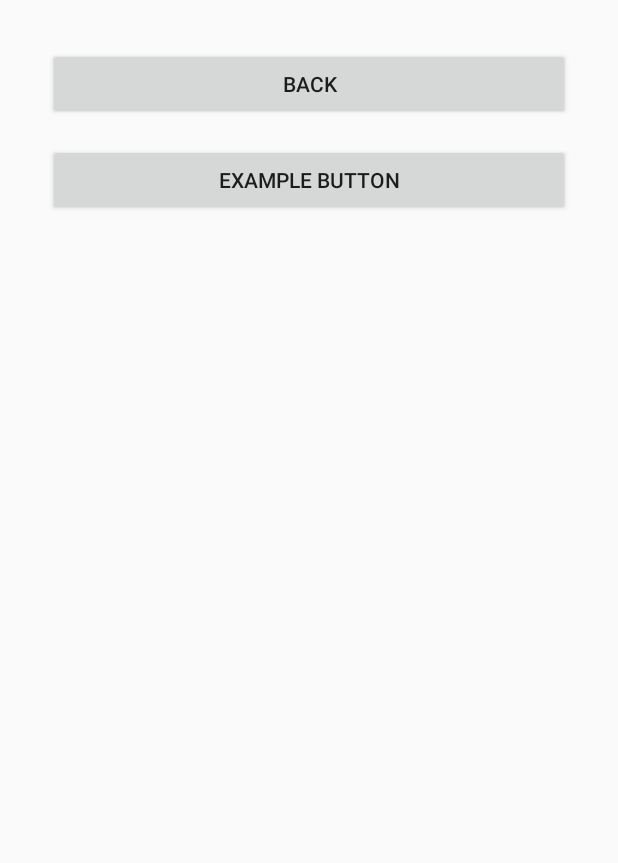
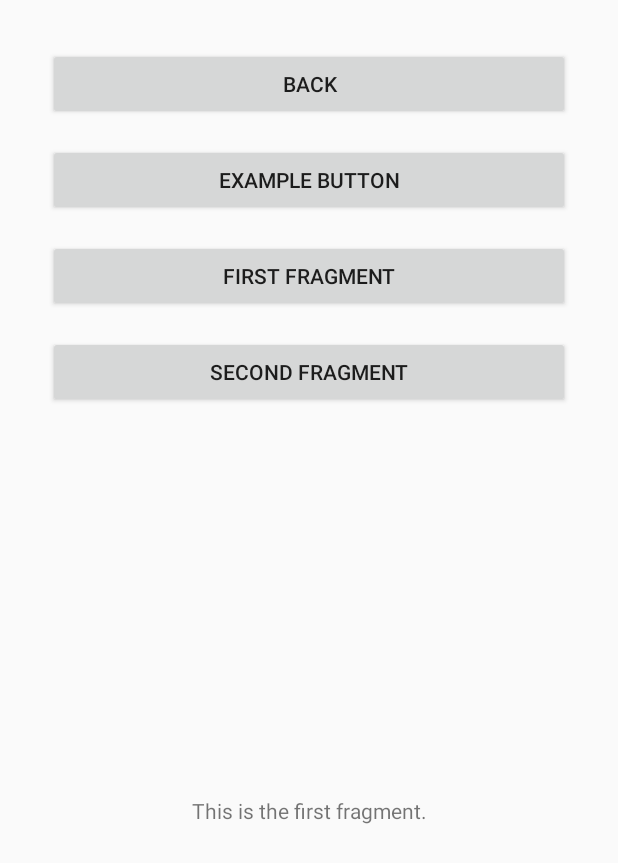
Before and after one commit to honeycombio/honeycomb-opentelemetry-android, an Android app built with Jetpack Compose: the ClassicActivity screen opened directly, with no data from a screen before it, on a phone screen of 412 x 824 dp. Shown: the top 863 px of the screen. Run offline under Robolectric (Android 15) with nearby library versions, the phone set to English and light mode, and no system bars.

Commit message:
add fragments and more tests to the smoke test app

```diff
--- a/example/src/main/java/io/honeycomb/opentelemetry/android/example/ClassicActivity.kt
+++ b/example/src/main/java/io/honeycomb/opentelemetry/android/example/ClassicActivity.kt
@@ -1,13 +1,13 @@
 package io.honeycomb.opentelemetry.android.example
 
-import android.app.Activity
 import android.os.Bundle
 import android.util.Log
 import android.widget.Button
+import androidx.appcompat.app.AppCompatActivity
 
 private val TAG = "ClassicActivity"
 
-class ClassicActivity : Activity() {
+class ClassicActivity : AppCompatActivity() {
     override fun onCreate(savedInstanceState: Bundle?) {
         super.onCreate(savedInstanceState)
         setContentView(R.layout.activity_classic)
@@ -21,5 +21,23 @@ class ClassicActivity : Activity() {
         exampleButton.setOnClickListener {
             Log.i(TAG, "Clicked!")
         }
+
+        val firstFragmentButton = findViewById<Button>(R.id.first_fragment_button)
+        firstFragmentButton.setOnClickListener {
+            val fragment = FirstFragment.newInstance("second")
+            supportFragmentManager
+                .beginTransaction()
+                .replace(R.id.fragment_container, fragment)
+                .commit()
+        }
+
+        val secondFragmentButton = findViewById<Button>(R.id.second_fragment_button)
+        secondFragmentButton.setOnClickListener {
+            val fragment = SecondFragment.newInstance("second")
+            supportFragmentManager
+                .beginTransaction()
+                .replace(R.id.fragment_container, fragment)
+                .commit()
+        }
     }
 }
--- /dev/null
+++ b/example/src/main/java/io/honeycomb/opentelemetry/android/example/FirstFragment.kt
@@ -0,0 +1,39 @@
+package io.honeycomb.opentelemetry.android.example
+
+import android.os.Bundle
+import android.view.LayoutInflater
+import android.view.View
+import android.view.ViewGroup
+import androidx.fragment.app.Fragment
+
+private const val ARG_NAME = "earth"
+
+class FirstFragment : Fragment() {
+    private var name: String? = null
+
+    override fun onCreate(savedInstanceState: Bundle?) {
+        super.onCreate(savedInstanceState)
+        arguments?.let {
+            name = it.getString(ARG_NAME)
+        }
+    }
+
+    override fun onCreateView(
+        inflater: LayoutInflater,
+        container: ViewGroup?,
+        savedInstanceState: Bundle?,
+    ): View? {
+        return inflater.inflate(R.layout.fragment_first, container, false)
+    }
+
+    companion object {
+        @JvmStatic
+        fun newInstance(name: String) =
+            FirstFragment().apply {
+                arguments =
+                    Bundle().apply {
+                        putString(ARG_NAME, name)
+                    }
+            }
+    }
+}
--- a/example/src/main/res/layout/activity_classic.xml
+++ b/example/src/main/res/layout/activity_classic.xml
@@ -31,4 +31,42 @@
         app:layout_constraintStart_toStartOf="parent"
         app:layout_constraintTop_toBottomOf="@+id/back_button" />
 
+    <Button
+        android:id="@+id/first_fragment_button"
+        android:layout_width="0dp"
+        android:layout_height="wrap_content"
+        android:layout_marginStart="32dp"
+        android:layout_marginTop="16dp"
+        android:layout_marginEnd="32dp"
+        android:text="First Fragment"
+        app:layout_constraintEnd_toEndOf="parent"
+        app:layout_constraintStart_toStartOf="parent"
+        app:layout_constraintTop_toBottomOf="@+id/example_button" />
+
+    <Button
+        android:id="@+id/second_fragment_button"
+        android:layout_width="0dp"
+        android:layout_height="wrap_content"
+        android:layout_marginStart="32dp"
+        android:layout_marginTop="16dp"
+        android:layout_marginEnd="32dp"
+        android:text="Second Fragment"
+        app:layout_constraintEnd_toEndOf="parent"
+        app:layout_constraintStart_toStartOf="parent"
+        app:layout_constraintTop_toBottomOf="@+id/first_fragment_button" />
+
+    <androidx.fragment.app.FragmentContainerView
+        android:id="@+id/fragment_container"
+        android:name="io.honeycomb.opentelemetry.android.example.FirstFragment"
+        android:layout_width="wrap_content"
+        android:layout_height="wrap_content"
+        android:layout_marginStart="32dp"
+        android:layout_marginTop="16dp"
+        android:layout_marginEnd="32dp"
+        android:layout_marginBottom="32dp"
+        app:layout_constraintTop_toBottomOf="@+id/second_fragment_button"
+        app:layout_constraintEnd_toEndOf="parent"
+        app:layout_constraintStart_toStartOf="parent"
+        app:layout_constraintBottom_toBottomOf="parent" />
+
 </androidx.constraintlayout.widget.ConstraintLayout>
--- /dev/null
+++ b/example/src/main/res/layout/fragment_first.xml
@@ -0,0 +1,13 @@
+<?xml version="1.0" encoding="utf-8"?>
+<FrameLayout xmlns:android="http://schemas.android.com/apk/res/android"
+    xmlns:tools="http://schemas.android.com/tools"
+    android:layout_width="match_parent"
+    android:layout_height="match_parent"
+    tools:context=".FirstFragment">
+
+    <TextView
+        android:layout_width="match_parent"
+        android:layout_height="match_parent"
+        android:text="@string/first_fragment" />
+
+</FrameLayout>
--- a/example/src/main/res/values/strings.xml
+++ b/example/src/main/res/values/strings.xml
@@ -1,3 +1,5 @@
 <resources>
-    <string name="app_name">HoneycombExample</string>
+    <string name="app_name">Honeycomb Example</string>
+    <string name="first_fragment">This is the first fragment.</string>
+    <string name="second_fragment">This is the second fragment.</string>
 </resources>
--- a/example/src/main/res/values/themes.xml
+++ b/example/src/main/res/values/themes.xml
@@ -1,5 +1,4 @@
 <?xml version="1.0" encoding="utf-8"?>
 <resources>
-
-    <style name="Theme.HoneycombOpenTelemetryAndroid" parent="android:Theme.Material.Light.NoActionBar" />
+    <style name="Theme.HoneycombOpenTelemetryAndroid" parent="Theme.AppCompat.Light.NoActionBar" />
 </resources>
```
Also changed, not shown: example/src/main/java/io/honeycomb/opentelemetry/android/example/SecondFragment.kt (added, +33 -0 lines), example/src/main/res/layout/fragment_second.xml (added, +13 -0 lines), 2 other files.
